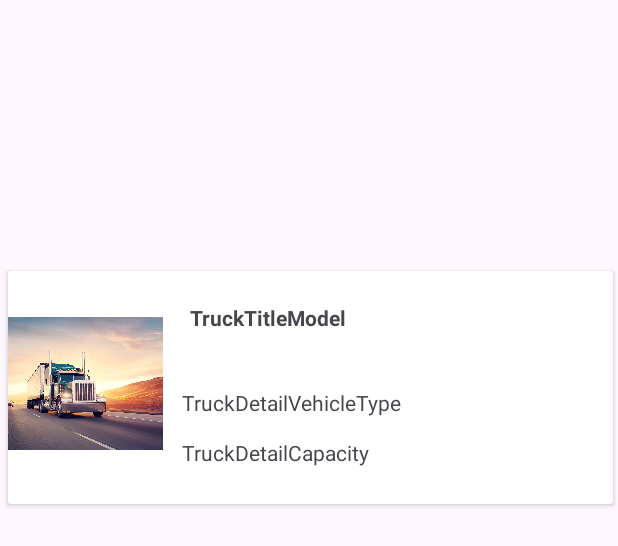
After one commit to T-MannGitHub/truck_app_blank_task6_1, an Android app: the layout truck_row.xml on its own in the app's theme, with its tools: preview values and no code run, on a phone screen of 412 x 824 dp. The commit adds this screen. Shown: the top 546 px of the screen. Run offline under Robolectric (Android 15) with nearby library versions, the phone set to English and light mode, and no system bars.

Commit message:
Trucks recycler View Created

```diff
--- a/app/src/main/java/com/tmannapps/truck_app_blank/MainActivity.java
+++ b/app/src/main/java/com/tmannapps/truck_app_blank/MainActivity.java
@@ -41,6 +41,8 @@ public class MainActivity extends AppCompatActivity {
                 boolean result = db.fetchUser(usernameEditText.getText().toString(), passwordEditText.getText().toString());
                 if (result) {
                     Toast.makeText(MainActivity.this, "Successfully logged in!", Toast.LENGTH_SHORT).show();
+                    Intent intent = new Intent(MainActivity.this, HomeActivity.class);
+                    startActivity(intent);
                 } else {
                     Toast.makeText(MainActivity.this, "The username and password do not match. Please try again or create an account", Toast.LENGTH_SHORT).show();
                 }
--- a/app/src/main/res/layout/activity_main.xml
+++ b/app/src/main/res/layout/activity_main.xml
@@ -131,7 +131,7 @@
                 android:layout_width="wrap_content"
                 android:layout_height="wrap_content"
                 android:orientation="vertical"
-                app:layout_constraintGuide_begin="20dp" />
+                app:layout_constraintGuide_end="389dp" />
 
             <ImageView
                 android:id="@+id/imageView"
--- /dev/null
+++ b/app/src/main/res/layout/truck_row.xml
@@ -0,0 +1,85 @@
+<?xml version="1.0" encoding="utf-8"?>
+<androidx.constraintlayout.widget.ConstraintLayout xmlns:android="http://schemas.android.com/apk/res/android"
+    xmlns:app="http://schemas.android.com/apk/res-auto"
+    xmlns:tools="http://schemas.android.com/tools"
+    android:layout_width="match_parent"
+    android:layout_height="match_parent">
+
+    <androidx.cardview.widget.CardView
+        android:layout_width="403dp"
+        android:layout_height="wrap_content"
+        android:layout_marginStart="3dp"
+        android:layout_marginTop="3dp"
+        android:layout_marginEnd="2dp"
+        android:layout_marginBottom="311dp"
+        app:layout_constraintBottom_toBottomOf="parent"
+        app:layout_constraintEnd_toEndOf="parent"
+        app:layout_constraintStart_toStartOf="parent"
+        app:layout_constraintTop_toTopOf="parent">
+
+        <androidx.constraintlayout.widget.ConstraintLayout
+            android:id="@+id/cardViewTruckRow"
+            android:layout_width="match_parent"
+            android:layout_height="match_parent">
+
+            <TextView
+                android:id="@+id/textViewTruckTitle"
+                android:layout_width="132dp"
+                android:layout_height="38dp"
+                android:layout_marginStart="9dp"
+                android:layout_marginTop="21dp"
+                android:layout_marginEnd="157dp"
+                android:layout_marginBottom="9dp"
+                android:text="TruckTitleModel"
+                android:textStyle="bold"
+                app:layout_constraintBottom_toTopOf="@+id/textViewTruckDetailType"
+                app:layout_constraintEnd_toEndOf="parent"
+                app:layout_constraintStart_toEndOf="@+id/imageViewTruckPicture"
+                app:layout_constraintTop_toTopOf="parent" />
+
+            <TextView
+                android:id="@+id/textViewTruckDetailType"
+                android:layout_width="276dp"
+                android:layout_height="28dp"
+                android:layout_marginStart="13dp"
+                android:layout_marginTop="9dp"
+                android:layout_marginEnd="11dp"
+                android:layout_marginBottom="5dp"
+                android:text="TruckDetailVehicleType"
+                app:layout_constraintBottom_toTopOf="@+id/textViewTruckDetailCapacity"
+                app:layout_constraintEnd_toEndOf="parent"
+                app:layout_constraintStart_toEndOf="@+id/imageViewTruckPicture"
+                app:layout_constraintTop_toBottomOf="@+id/textViewTruckTitle" />
+
+            <TextView
+                android:id="@+id/textViewTruckDetailCapacity"
+                android:layout_width="276dp"
+                android:layout_height="28dp"
+                android:layout_marginStart="13dp"
+                android:layout_marginEnd="11dp"
+                android:layout_marginBottom="16dp"
+                android:text="TruckDetailCapacity"
+                app:layout_constraintBottom_toBottomOf="parent"
+                app:layout_constraintEnd_toEndOf="parent"
+                app:layout_constraintStart_toEndOf="@+id/imageViewTruckPicture"
+                app:layout_constraintTop_toBottomOf="@+id/textViewTruckDetailType" />
+
+            <ImageView
+                android:id="@+id/imageViewTruckPicture"
+                android:layout_width="109dp"
+                android:layout_height="129dp"
+                android:layout_marginStart="1dp"
+                android:layout_marginTop="10dp"
+                android:layout_marginEnd="9dp"
+                android:layout_marginBottom="5dp"
+                android:scaleType="centerInside"
+                app:layout_constraintBottom_toBottomOf="parent"
+                app:layout_constraintEnd_toStartOf="@+id/textViewTruckTitle"
+                app:layout_constraintStart_toStartOf="parent"
+                app:layout_constraintTop_toTopOf="parent"
+                app:layout_constraintVertical_bias="0.0"
+                app:srcCompat="@drawable/truck" />
+        </androidx.constraintlayout.widget.ConstraintLayout>
+
+    </androidx.cardview.widget.CardView>
+</androidx.constraintlayout.widget.ConstraintLayout>
```
Also changed, not shown: app/src/main/AndroidManifest.xml (+14 -10 lines), app/src/main/java/com/tmannapps/truck_app_blank/HomeActivity.java (added, +43 -0 lines), app/src/main/java/com/tmannapps/truck_app_blank/SignUpActivity.java (+3 -4 lines), app/src/main/java/com/tmannapps/truck_app_blank/Truck.java (added, +57 -0 lines), app/src/main/java/com/tmannapps/truck_app_blank/TrucksRecyclerViewAdapter.java (added, +60 -0 lines), app/src/main/res/layout/activity_home.xml (added, +36 -0 lines), app/src/main/res/drawable/baletrucklarge.jpg (added), app/src/main/res/drawable/buckettruckmed.jpg (added), app/src/main/res/drawable/cranetrucklarge.jpg (added), app/src/main/res/drawable/movingtruckmed.jpg (added), app/src/main/res/drawable/utesmall.jpg (added), app/src/main/res/drawable/utesmall2.jpg (added).
